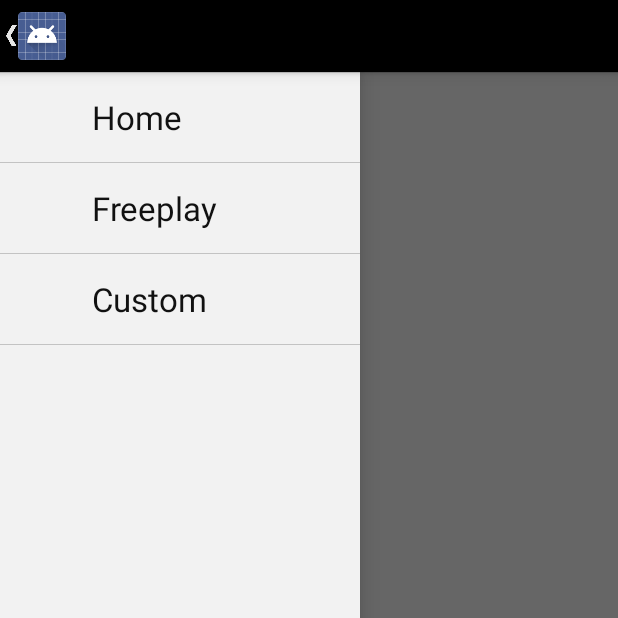
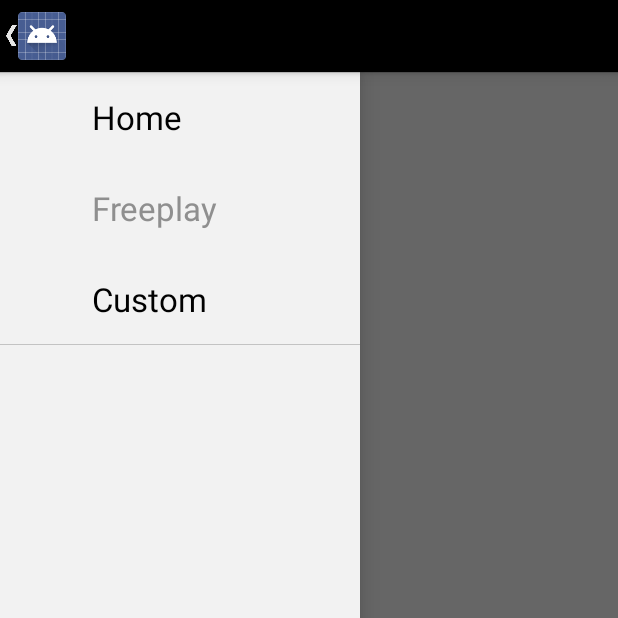
Before and after one commit to mikepenz/MaterialDrawer, an Android app: the screen it shows after launch (MainActivity), with the side drawer open, on a phone screen of 412 x 824 dp, the top half of it. Run offline under Robolectric (Android 15) with nearby library versions, the light colour scheme and no system bars; libraries missing offline, so code that uses them is left out: com.joanzapata.android; 8 statements that could not run were skipped.

Commit message:
* add function to disable items

```diff
--- a/library/src/main/java/com/tundem/holokitkatdrawer/MainActivity.java
+++ b/library/src/main/java/com/tundem/holokitkatdrawer/MainActivity.java
@@ -5,6 +5,7 @@ import android.app.FragmentManager;
 import android.util.Log;
 
 import com.joanzapata.android.iconify.Iconify;
+import com.tundem.holokitkatdrawer.adapter.NavDrawerListAdapter;
 import com.tundem.holokitkatdrawer.model.NavDrawerItem;
 
 import java.util.ArrayList;
@@ -12,6 +13,8 @@ import java.util.ArrayList;
 public class MainActivity extends BaseActivity {
     // slide menu items
     private String[] navMenuTitles;
+
+    boolean enabledSecond = false;
 
     @Override
     public ArrayList<NavDrawerItem> getNavDrawerItems() {
@@ -21,7 +24,7 @@ public class MainActivity extends BaseActivity {
         // Home
         navDrawerItems.add(new NavDrawerItem(navMenuTitles[0]));
         // Freeplay
-        navDrawerItems.add(new NavDrawerItem(navMenuTitles[1]));
+        navDrawerItems.add(new NavDrawerItem(navMenuTitles[1], true, enabledSecond));
         // Custom
         navDrawerItems.add(new NavDrawerItem(navMenuTitles[2]));
         // Settings
@@ -62,6 +65,12 @@ public class MainActivity extends BaseActivity {
                 break;
             case 6:
                 fragment = new SampleFragment(navMenuTitles[position]);
+
+                //Not a good idea. but it should work for demonstration
+                enabledSecond = !enabledSecond;
+                setAdapter(new NavDrawerListAdapter(this, getNavDrawerItems()));
+                getDrawerListView().setAdapter(getAdapter());
+
                 break;
 
             default:
--- a/library/src/main/java/com/tundem/holokitkatdrawer/adapter/NavDrawerListAdapter.java
+++ b/library/src/main/java/com/tundem/holokitkatdrawer/adapter/NavDrawerListAdapter.java
@@ -26,6 +26,16 @@ public class NavDrawerListAdapter extends BaseAdapter {
     }
 
     @Override
+    public boolean areAllItemsEnabled() {
+        return false;
+    }
+
+    @Override
+    public boolean isEnabled(int position) {
+        return navDrawerItems.get(position).isEnabled();
+    }
+
+    @Override
     public int getCount() {
         return navDrawerItems.size();
     }
@@ -45,11 +55,18 @@ public class NavDrawerListAdapter extends BaseAdapter {
         LayoutInflater mInflater = (LayoutInflater)
                 act.getSystemService(Activity.LAYOUT_INFLATER_SERVICE);
 
+        int color;
         if (navDrawerItems.get(position).isPrimary()) {
             convertView = mInflater.inflate(R.layout.drawer_list_item_primary, null);
             convertView.setBackground(UIUtils.getInstance().getDrawerListItem());
 
-            int color = act.getResources().getColor(R.color.list_item_title);
+            color = act.getResources().getColor(R.color.list_item_title);
+        } else {
+            convertView = mInflater.inflate(R.layout.drawer_list_item_secondary, null);
+            convertView.setBackground(UIUtils.getInstance().getDrawerListSecondaryItem());
+
+            color = act.getResources().getColor(R.color.list_item_title_secondary);
+        }
 
         TextView txtTitle = (TextView) convertView.findViewById(R.id.title);
         txtTitle.setText(navDrawerItems.get(position).getTitle());
@@ -61,24 +78,10 @@ public class NavDrawerListAdapter extends BaseAdapter {
         } else {
             imgIcon.setVisibility(View.GONE);
         }
-        } else {
-            convertView = mInflater.inflate(R.layout.drawer_list_item_secondary, null);
-            convertView.setBackground(UIUtils.getInstance().getDrawerListSecondaryItem());
 
-            int color = act.getResources().getColor(R.color.list_item_title_secondary);
-
-            TextView txtTitle = (TextView) convertView.findViewById(R.id.title);
-            txtTitle.setText(navDrawerItems.get(position).getTitle());
-            txtTitle.setTextColor(color);
-
-            ImageView imgIcon = (ImageView) convertView.findViewById(R.id.icon);
-            if (navDrawerItems.get(position).getIcon() != null) {
-                imgIcon.setImageDrawable(new IconDrawable(act, navDrawerItems.get(position).getIcon()).color(color).actionBarSize());
-            } else {
-                imgIcon.setVisibility(View.GONE);
+        if (!navDrawerItems.get(position).isEnabled()) {
+            txtTitle.setTextColor(act.getResources().getColor(R.color.list_item_disabled));
         }
-        }
-
         return convertView;
     }
 
--- a/library/src/main/java/com/tundem/holokitkatdrawer/model/NavDrawerItem.java
+++ b/library/src/main/java/com/tundem/holokitkatdrawer/model/NavDrawerItem.java
@@ -8,6 +8,7 @@ public class NavDrawerItem {
     private String title;
     private IconValue icon;
     private boolean primary = true;
+    private boolean enabled = true;
 
     public NavDrawerItem() {
     }
@@ -26,10 +27,23 @@ public class NavDrawerItem {
         this.setPrimary(primary);
     }
 
+    public NavDrawerItem(String title, boolean primary, boolean enabled) {
+        this.title = title;
+        this.primary = primary;
+        this.enabled = enabled;
+    }
+
     public NavDrawerItem(String title, IconValue icon, boolean primary) {
         this.setTitle(title);
         this.setIcon(icon);
         this.setPrimary(primary);
+    }
+
+    public NavDrawerItem(String title, IconValue icon, boolean primary, boolean enabled) {
+        this.setTitle(title);
+        this.setIcon(icon);
+        this.setPrimary(primary);
+        this.setEnabled(enabled);
     }
 
     public String getTitle() {
@@ -55,4 +69,12 @@ public class NavDrawerItem {
     public void setPrimary(boolean primary) {
         this.primary = primary;
     }
+
+    public boolean isEnabled() {
+        return enabled;
+    }
+
+    public void setEnabled(boolean enabled) {
+        this.enabled = enabled;
+    }
 }
--- a/library/src/main/res/values/colors.xml
+++ b/library/src/main/res/values/colors.xml
@@ -9,8 +9,9 @@
 
     <color name="activity_bg">#ffffff</color>
 
-    <color name="list_item_title">#ff111111</color>
-    <color name="list_item_title_secondary">#ff848484</color>
+    <color name="list_item_title">#ff010101</color>
+    <color name="list_item_title_secondary">#ff505050</color>
+    <color name="list_item_disabled">#ff8F8F8F</color>
 
     <!-- general colors for drawer -->
     <color name="list_divider">#C3C3C3</color>
```
Also changed, not shown: library/src/main/java/com/tundem/holokitkatdrawer/BaseActivity.java (+7 -0 lines). Lines whose indentation alone changed are shown as unchanged.
